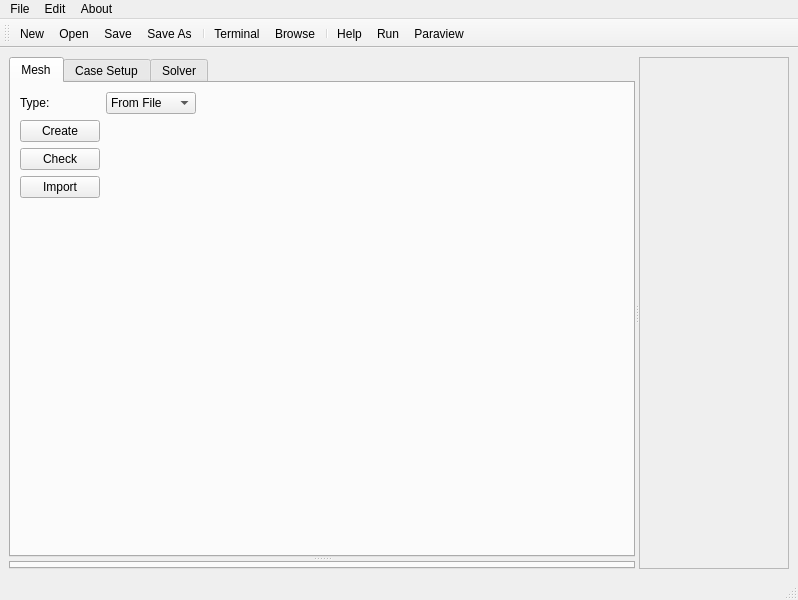
First picture: the form in petroFoam.ui, repository Eng-RSMY/petroFoam, before the edit.
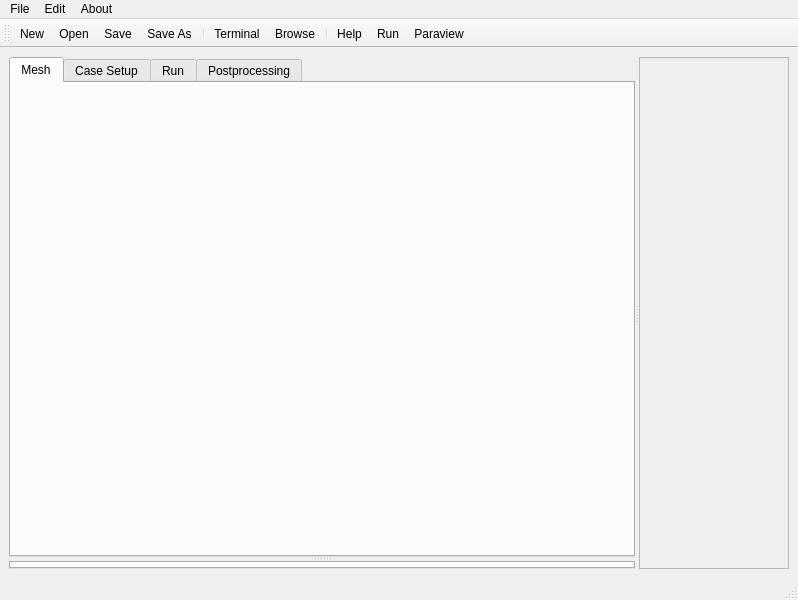
Second picture: the form after the edit. Icons and pictures are not drawn.

What changed in the file:
```diff
--- a/petroFoam.ui
+++ b/petroFoam.ui
@@ -49,107 +49,6 @@
             <attribute name="title">
              <string>Mesh</string>
             </attribute>
-            <layout class="QGridLayout" name="gridLayout_2">
-             <item row="1" column="0">
-              <widget class="QPushButton" name="pushButton_create">
-               <property name="text">
-                <string>Create</string>
-               </property>
-               <property name="icon">
-                <iconset resource="resources.qrc">
-                 <normaloff>:/newPrefix/images/fromHelyx/new16.png</normaloff>:/newPrefix/images/fromHelyx/new16.png</iconset>
-               </property>
-              </widget>
-             </item>
-             <item row="0" column="1">
-              <widget class="QComboBox" name="comboBoxMesh">
-               <item>
-                <property name="text">
-                 <string>From File</string>
-                </property>
-               </item>
-               <item>
-                <property name="text">
-                 <string>Base Mesh</string>
-                </property>
-               </item>
-              </widget>
-             </item>
-             <item row="0" column="0">
-              <widget class="QLabel" name="label">
-               <property name="text">
-                <string>Type:</string>
-               </property>
-              </widget>
-             </item>
-             <item row="3" column="0">
-              <widget class="QPushButton" name="pushButton_import">
-               <property name="enabled">
-                <bool>true</bool>
-               </property>
-               <property name="text">
-                <string>Import</string>
-               </property>
-               <property name="icon">
-                <iconset resource="resources.qrc">
-                 <normaloff>:/newPrefix/images/fromHelyx/import16.png</normaloff>:/newPrefix/images/fromHelyx/import16.png</iconset>
-               </property>
-              </widget>
-             </item>
-             <item row="0" column="3">
-              <layout class="QGridLayout" name="gridLayout"/>
-             </item>
-             <item row="2" column="0">
-              <widget class="QPushButton" name="pushButton_check">
-               <property name="text">
-                <string>Check</string>
-               </property>
-               <property name="icon">
-                <iconset resource="resources.qrc">
-                 <normaloff>:/newPrefix/images/fromHelyx/tick16.png</normaloff>:/newPrefix/images/fromHelyx/tick16.png</iconset>
-               </property>
-              </widget>
-             </item>
-             <item row="0" column="2">
-              <spacer name="horizontalSpacer_3">
-               <property name="orientation">
-                <enum>Qt::Horizontal</enum>
-               </property>
-               <property name="sizeHint" stdset="0">
-                <size>
-                 <width>40</width>
-                 <height>20</height>
-                </size>
-               </property>
-              </spacer>
-             </item>
-             <item row="1" column="1" colspan="2">
-              <spacer name="horizontalSpacer">
-               <property name="orientation">
-                <enum>Qt::Horizontal</enum>
-               </property>
-               <property name="sizeHint" stdset="0">
-                <size>
-                 <width>40</width>
-                 <height>20</height>
-                </size>
-               </property>
-              </spacer>
-             </item>
-             <item row="4" column="0">
-              <spacer name="verticalSpacer">
-               <property name="orientation">
-                <enum>Qt::Vertical</enum>
-               </property>
-               <property name="sizeHint" stdset="0">
-                <size>
-                 <width>20</width>
-                 <height>40</height>
-                </size>
-               </property>
-              </spacer>
-             </item>
-            </layout>
            </widget>
            <widget class="QWidget" name="tab_case_setup">
             <attribute name="title">
@@ -227,7 +126,12 @@
            </widget>
            <widget class="QWidget" name="tab_solver">
             <attribute name="title">
-             <string>Solver</string>
+             <string>Run</string>
+            </attribute>
+           </widget>
+           <widget class="QWidget" name="tab_postpro">
+            <attribute name="title">
+             <string>Postprocessing</string>
             </attribute>
            </widget>
           </widget>
```
Left out of the diff: 138 changed lines with no effect on the pictures.
